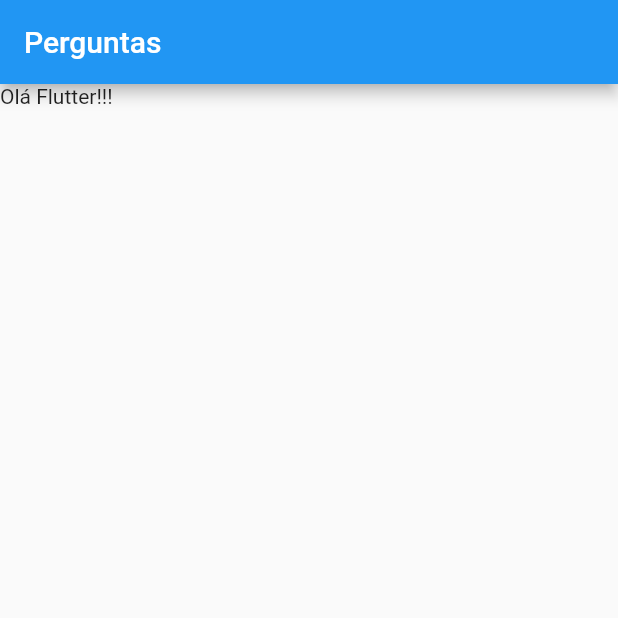
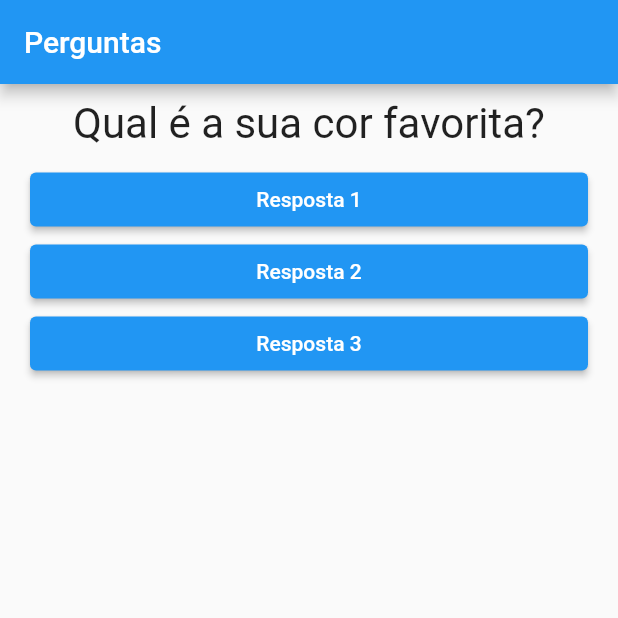
Before and after one commit to gustavodahora/projeto_perguntas, a Flutter app: the screen it shows after launch, on a phone screen of 412 x 824 dp, the top half of it. Run offline on Flutter 3.47's test engine with Material 2 defaults, Android fonts, the phone set to English and light mode, and no system bars.

Commit message:
Adding new layout and component items.

```diff
--- a/lib/main.dart
+++ b/lib/main.dart
@@ -1,18 +1,52 @@
-
 import 'package:flutter/material.dart';
+import 'package:projeto_perguntas/resposta.dart';
+import './questao.dart';
 
 main() => runApp(PerguntaApp());
 
-class PerguntaApp extends StatelessWidget {
+class PerguntaApp extends StatefulWidget {
+  PerguntaAppState createState() => PerguntaAppState();
+}
+
+class PerguntaAppState extends State<PerguntaApp> {
+  var perguntaSelecionada = 0;
+
+  void responder() {
+    setState(() {
+      perguntaSelecionada++;
+    });
+  }
 
   @override
   Widget build(BuildContext context) {
+    final perguntas = [
+      {
+        'texto': 'Qual é a sua cor favorita?',
+        'respostas': ['Preto', 'Vermelho', 'Verde', 'Branco']
+      },
+      {
+        'texto': 'Qual é o seu animal favorito?',
+        'respostas': ['Coelho', 'Cobra', 'Elefante', 'Leão'],
+      },
+      {
+        'texto': 'Qual é o seu instrutor favorito?',
+        'respostas': ['Maria', 'João', 'Leo', 'Pedro'],
+      },
+    ];
+
     return MaterialApp(
       home: Scaffold(
         appBar: AppBar(
-          title: Text('Perguntas'),
+          title: const Text("Perguntas"),
         ),
-        body: Text('Olá Flutter!!!'),
+        body: Column(
+          children: [
+            Questao(perguntas[perguntaSelecionada]['texto'].toString()),
+            Resposta('Resposta 1', responder),
+            Resposta('Resposta 2', responder),
+            Resposta('Resposta 3', responder)
+          ],
+        ),
       ),
     );
   }
--- /dev/null
+++ b/lib/questao.dart
@@ -0,0 +1,20 @@
+import 'package:flutter/material.dart';
+
+class Questao extends StatelessWidget {
+  final String texto;
+
+  Questao(this.texto);
+
+  @override
+  Widget build(BuildContext context) {
+    return Container(
+      width: double.infinity,
+      margin: const EdgeInsets.all(10),
+      child: Text(
+        texto,
+        style: const TextStyle(fontSize: 28),
+        textAlign: TextAlign.center,
+      ),
+    );
+  }
+}
--- /dev/null
+++ b/lib/resposta.dart
@@ -0,0 +1,24 @@
+import 'package:flutter/material.dart';
+
+class Resposta extends StatelessWidget {
+  String texto;
+  void Function() quandoSelecionado;
+
+  Resposta(this.texto, this.quandoSelecionado);
+
+  @override
+  Widget build(BuildContext context) {
+    return Container(
+      width: double.infinity,
+      margin: const EdgeInsets.fromLTRB(20, 0, 20, 0),
+      child: ElevatedButton(
+        onPressed: quandoSelecionado,
+        child: Text(texto),
+        style: ElevatedButton.styleFrom(
+            primary: Colors.blue,
+            onPrimary: Colors.white
+        ),
+      ),
+    );
+  }
+}
```
